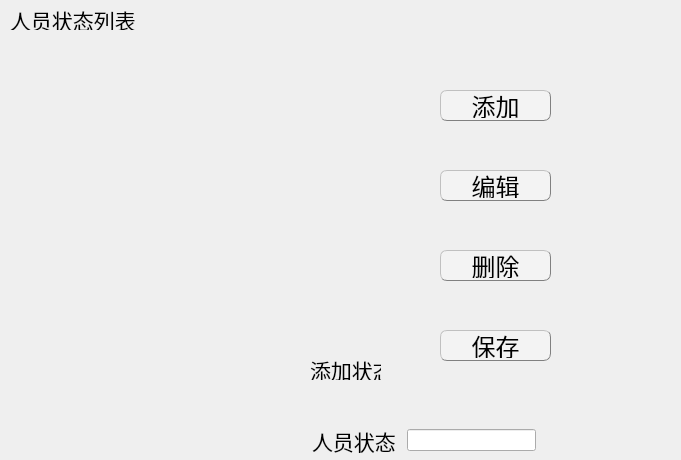
Above: absencemanagedialog.ui from EsZHU/QtExamSystem before the change. Below: the same form after it.
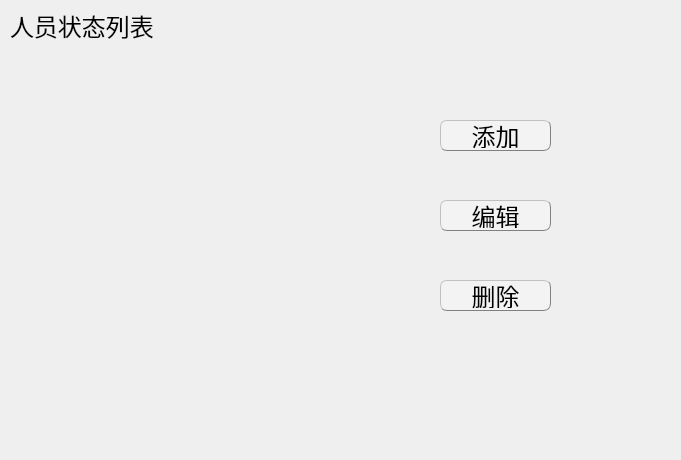
That is the form after the change.

Commit message:
功能：人员状态管理功能(除了回调函数|不完善)
接下来按照这个界面写部门管理

Diff of the .ui file:
```diff
--- a/absencemanagedialog.ui
+++ b/absencemanagedialog.ui
@@ -17,7 +17,7 @@
    <property name="geometry">
     <rect>
      <x>440</x>
-     <y>250</y>
+     <y>280</y>
      <width>111</width>
      <height>31</height>
     </rect>
@@ -42,12 +42,12 @@
      <x>10</x>
      <y>10</y>
      <width>161</width>
-     <height>20</height>
+     <height>31</height>
     </rect>
    </property>
    <property name="font">
     <font>
-     <pointsize>16</pointsize>
+     <pointsize>18</pointsize>
     </font>
    </property>
    <property name="text">
@@ -68,7 +68,7 @@
    <property name="geometry">
     <rect>
      <x>440</x>
-     <y>90</y>
+     <y>120</y>
      <width>111</width>
      <height>31</height>
     </rect>
@@ -91,7 +91,7 @@
    <property name="geometry">
     <rect>
      <x>440</x>
-     <y>170</y>
+     <y>200</y>
      <width>111</width>
      <height>31</height>
     </rect>
@@ -110,140 +110,6 @@
     <string>编辑</string>
    </property>
   </widget>
-  <widget class="QPushButton" name="saveButton">
-   <property name="geometry">
-    <rect>
-     <x>440</x>
-     <y>330</y>
-     <width>111</width>
-     <height>31</height>
-    </rect>
-   </property>
-   <property name="font">
-    <font>
-     <pointsize>18</pointsize>
-    </font>
-   </property>
-   <property name="styleSheet">
-    <string notr="true">QPushButton{background-color: rgb(243, 243, 243);border:0.5px groove gray;border-radius:7px;padding:2px 4px;border-style: outset;}
-QPushButton:hover{background-color:rgb(229, 241, 251); color: black;}
-QPushButton:pressed{background-color:rgb(191, 190, 192);border-style: inset;}</string>
-   </property>
-   <property name="text">
-    <string>保存</string>
-   </property>
-  </widget>
-  <widget class="QLabel" name="label">
-   <property name="geometry">
-    <rect>
-     <x>310</x>
-     <y>360</y>
-     <width>71</width>
-     <height>20</height>
-    </rect>
-   </property>
-   <property name="font">
-    <font>
-     <pointsize>16</pointsize>
-    </font>
-   </property>
-   <property name="text">
-    <string>添加状态</string>
-   </property>
-  </widget>
-  <widget class="QWidget" name="layoutWidget">
-   <property name="geometry">
-    <rect>
-     <x>300</x>
-     <y>425</y>
-     <width>251</width>
-     <height>31</height>
-    </rect>
-   </property>
-   <layout class="QHBoxLayout" name="horizontalLayout_8">
-    <item>
-     <spacer name="horizontalSpacer">
-      <property name="orientation">
-       <enum>Qt::Horizontal</enum>
-      </property>
-      <property name="sizeType">
-       <enum>QSizePolicy::Fixed</enum>
-      </property>
-      <property name="sizeHint" stdset="0">
-       <size>
-        <width>12</width>
-        <height>20</height>
-       </size>
-      </property>
-     </spacer>
-    </item>
-    <item>
-     <widget class="QLabel" name="label_4">
-      <property name="font">
-       <font>
-        <pointsize>16</pointsize>
-       </font>
-      </property>
-      <property name="text">
-       <string>人员状态</string>
-      </property>
-     </widget>
-    </item>
-    <item>
-     <spacer name="leftHorizontalSpacer">
-      <property name="orientation">
-       <enum>Qt::Horizontal</enum>
-      </property>
-      <property name="sizeType">
-       <enum>QSizePolicy::Fixed</enum>
-      </property>
-      <property name="sizeHint" stdset="0">
-       <size>
-        <width>5</width>
-        <height>20</height>
-       </size>
-      </property>
-     </spacer>
-    </item>
-    <item>
-     <widget class="QLineEdit" name="askLeaveNameLabel"/>
-    </item>
-    <item>
-     <spacer name="rightHorizontalSpacer">
-      <property name="orientation">
-       <enum>Qt::Horizontal</enum>
-      </property>
-      <property name="sizeType">
-       <enum>QSizePolicy::Fixed</enum>
-      </property>
-      <property name="sizeHint" stdset="0">
-       <size>
-        <width>15</width>
-        <height>20</height>
-       </size>
-      </property>
-     </spacer>
-    </item>
-   </layout>
-  </widget>
-  <widget class="QLabel" name="hintLabel">
-   <property name="geometry">
-    <rect>
-     <x>390</x>
-     <y>350</y>
-     <width>251</width>
-     <height>31</height>
-    </rect>
-   </property>
-   <property name="font">
-    <font>
-     <pointsize>16</pointsize>
-    </font>
-   </property>
-   <property name="text">
-    <string/>
-   </property>
-  </widget>
  </widget>
  <resources/>
  <connections/>
```
The commit also changes 8 other files.
